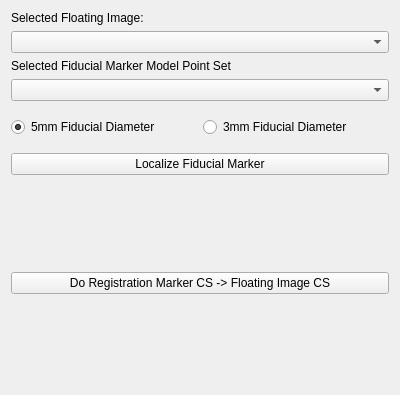
First picture: the form in Plugins/org.mitk.gui.qt.igt.app.echotrack/src/internal/NavigationStepWidgets/QmitkUSNavigationStepCtUsRegistration.ui, repository alaansheikhani/MITK, before the edit.
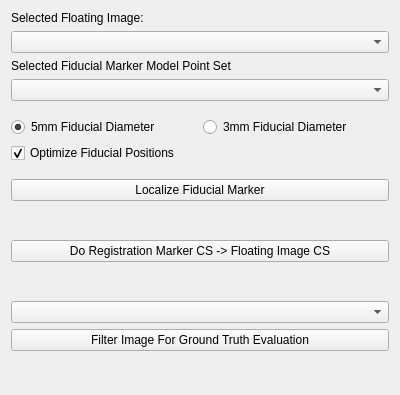
Second picture: the form after the edit. Custom widgets are drawn as their Qt base class.

Commit message: Added CheckBox for de-/activating the fiducial position optimization procedure + added edge visualization (pointSet) of the localized marker

```diff
--- a/Plugins/org.mitk.gui.qt.igt.app.echotrack/src/internal/NavigationStepWidgets/QmitkUSNavigationStepCtUsRegistration.ui
+++ b/Plugins/org.mitk.gui.qt.igt.app.echotrack/src/internal/NavigationStepWidgets/QmitkUSNavigationStepCtUsRegistration.ui
@@ -35,24 +35,14 @@
     <widget class="QmitkDataStorageComboBox" name="fiducialMarkerModelPointSetComboBox"/>
    </item>
    <item>
-    <layout class="QHBoxLayout" name="horizontalLayout">
+    <layout class="QGridLayout" name="gridLayout">
      <property name="topMargin">
       <number>10</number>
      </property>
      <property name="bottomMargin">
       <number>10</number>
      </property>
-     <item>
-      <widget class="QRadioButton" name="fiducialDiameter5mmRadioButton">
-       <property name="text">
-        <string>5mm Fiducial Diameter</string>
-       </property>
-       <property name="checked">
-        <bool>true</bool>
-       </property>
-      </widget>
-     </item>
-     <item>
+     <item row="0" column="1">
       <widget class="QRadioButton" name="fiducialDiameter3mmRadioButton">
        <property name="text">
         <string>3mm Fiducial Diameter</string>
@@ -62,6 +52,26 @@
        </property>
       </widget>
      </item>
+     <item row="0" column="0">
+      <widget class="QRadioButton" name="fiducialDiameter5mmRadioButton">
+       <property name="text">
+        <string>5mm Fiducial Diameter</string>
+       </property>
+       <property name="checked">
+        <bool>true</bool>
+       </property>
+      </widget>
+     </item>
+     <item row="1" column="0">
+      <widget class="QCheckBox" name="optimizeFiducialPositionsCheckBox">
+       <property name="text">
+        <string>Optimize Fiducial Positions</string>
+       </property>
+       <property name="checked">
+        <bool>true</bool>
+       </property>
+      </widget>
+     </item>
     </layout>
    </item>
    <item>
@@ -91,6 +101,29 @@
      </property>
     </widget>
    </item>
+   <item>
+    <spacer name="verticalSpacer_3">
+     <property name="orientation">
+      <enum>Qt::Vertical</enum>
+     </property>
+     <property name="sizeHint" stdset="0">
+      <size>
+       <width>20</width>
+       <height>40</height>
+      </size>
+     </property>
+    </spacer>
+   </item>
+   <item>
+    <widget class="QmitkDataStorageComboBox" name="groundTruthImageComboBox"/>
+   </item>
+   <item>
+    <widget class="QPushButton" name="filterImageGroundTruthEvaluationPushButton">
+     <property name="text">
+      <string>Filter Image For Ground Truth Evaluation</string>
+     </property>
+    </widget>
+   </item>
    <item>
     <spacer name="verticalSpacer">
      <property name="orientation">
```
The commit also changes 2 other files.
